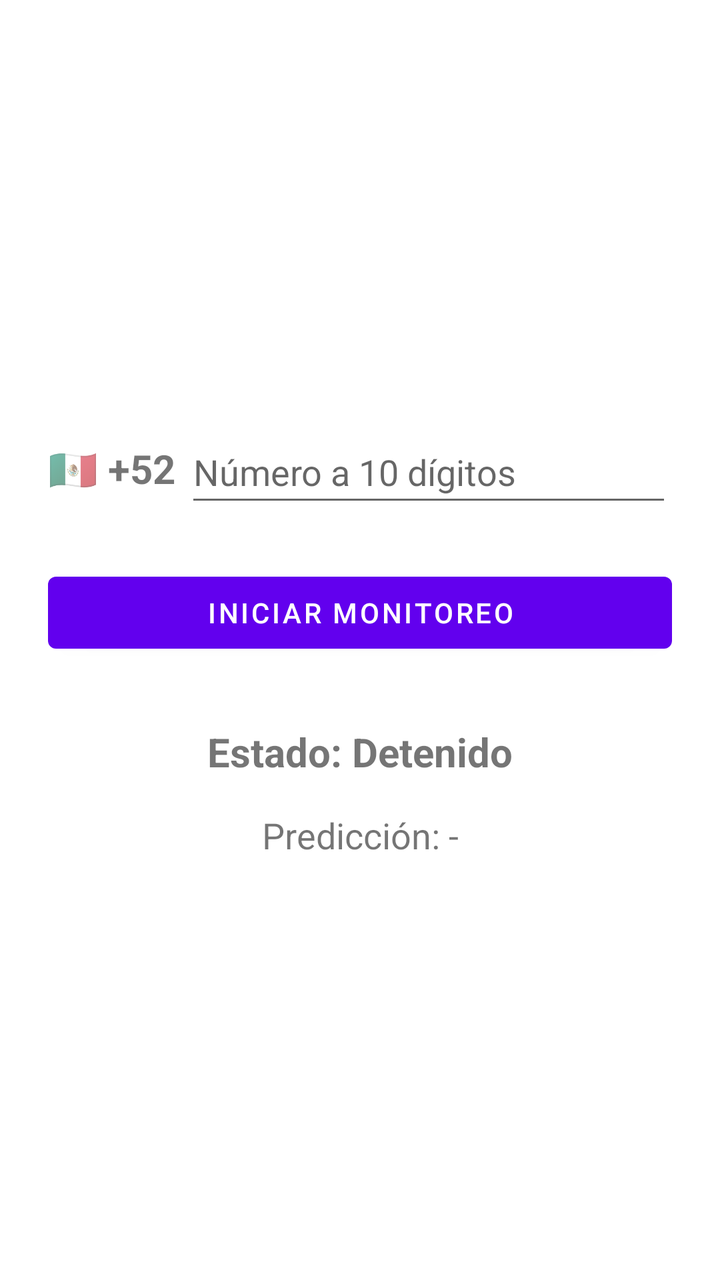
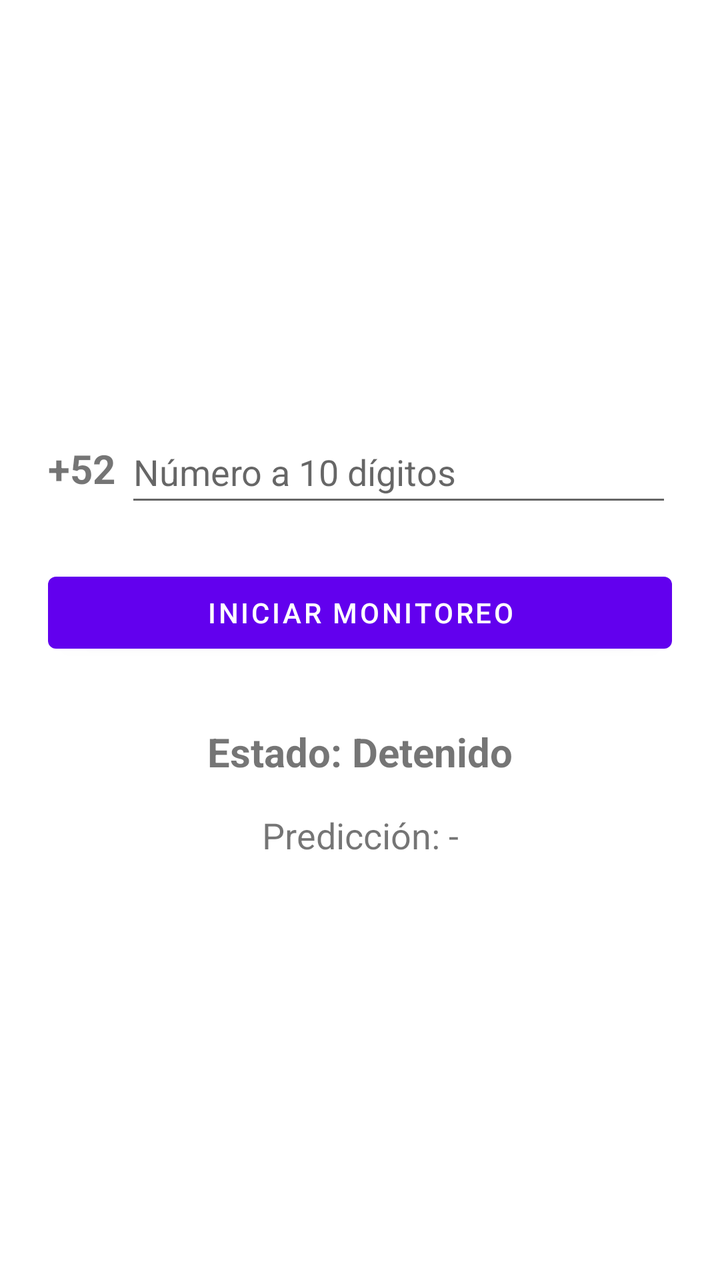

Two renders of the same Android screen: before a commit and after it. Below are the layout's source before the change and the commit's diff.
<!-- AndroidManifest.xml: application theme Theme.AplicacionEdgeImpulseDeteccionCaidas -->
<!-- res/layout/activity_main.xml -->
<?xml version="1.0" encoding="utf-8"?>
<LinearLayout xmlns:android="http://schemas.android.com/apk/res/android"
    android:layout_width="match_parent"
    android:layout_height="match_parent"
    android:orientation="vertical"
    android:padding="24dp"
    android:gravity="center_vertical">

    <LinearLayout
        android:layout_width="match_parent"
        android:layout_height="wrap_content"
        android:orientation="horizontal"
        android:gravity="center_vertical">

        <TextView
            android:layout_width="wrap_content"
            android:layout_height="wrap_content"
            android:text="🇲🇽 +52 "
            android:textSize="20sp"
            android:textStyle="bold" />

        <EditText
            android:id="@+id/etPhone"
            android:layout_width="0dp"
            android:layout_height="wrap_content"
            android:layout_weight="1"
            android:hint="Número a 10 dígitos"
            android:inputType="phone"
            android:maxLength="10"
            android:minHeight="48dp" />
    </LinearLayout>

    <Button
        android:id="@+id/btnToggleMonitor"
        android:layout_width="match_parent"
        android:layout_height="wrap_content"
        android:layout_marginTop="24dp"
        android:text="Iniciar Monitoreo" />

    <TextView
        android:id="@+id/tvStatus"
        android:layout_width="match_parent"
        android:layout_height="wrap_content"
        android:layout_marginTop="32dp"
        android:text="Estado: Detenido"
        android:textAlignment="center"
        android:textSize="20sp"
        android:textStyle="bold" />

    <TextView
        android:id="@+id/tvPrediction"
        android:layout_width="match_parent"
        android:layout_height="wrap_content"
        android:layout_marginTop="16dp"
        android:text="Predicción: -"
        android:textAlignment="center"
        android:textSize="18sp" />

</LinearLayout>
<!-- resources referenced by this layout -->
<resources>
  <style name="Theme.AplicacionEdgeImpulseDeteccionCaidas" parent="Theme.MaterialComponents.DayNight.DarkActionBar">
          
          <item name="colorPrimary">@color/purple_500</item>
          <item name="colorPrimaryVariant">@color/purple_700</item>
          <item name="colorOnPrimary">@color/white</item>
          
          <item name="colorSecondary">@color/teal_200</item>
          <item name="colorSecondaryVariant">@color/teal_700</item>
          <item name="colorOnSecondary">@color/black</item>
          
          <item name="android:statusBarColor">?attr/colorPrimaryVariant</item>
          
      </style>
  <color name="purple_500">#FF6200EE</color>
  <color name="purple_700">#FF3700B3</color>
  <color name="white">#FFFFFFFF</color>
  <color name="teal_200">#FF03DAC5</color>
  <color name="teal_700">#FF018786</color>
  <color name="black">#FF000000</color>
</resources>

<!-- the commit's change to res/layout/activity_main.xml (unified diff, before → after) -->
@@ -2,20 +2,20 @@
 <LinearLayout xmlns:android="http://schemas.android.com/apk/res/android"
     android:layout_width="match_parent"
     android:layout_height="match_parent"
+    android:gravity="center_vertical"
     android:orientation="vertical"
-    android:padding="24dp"
-    android:gravity="center_vertical">
+    android:padding="24dp">
 
     <LinearLayout
         android:layout_width="match_parent"
         android:layout_height="wrap_content"
-        android:orientation="horizontal"
-        android:gravity="center_vertical">
+        android:gravity="center_vertical"
+        android:orientation="horizontal">
 
         <TextView
             android:layout_width="wrap_content"
             android:layout_height="wrap_content"
-            android:text="🇲🇽 +52 "
+            android:text="+52 "
             android:textSize="20sp"
             android:textStyle="bold" />
 
